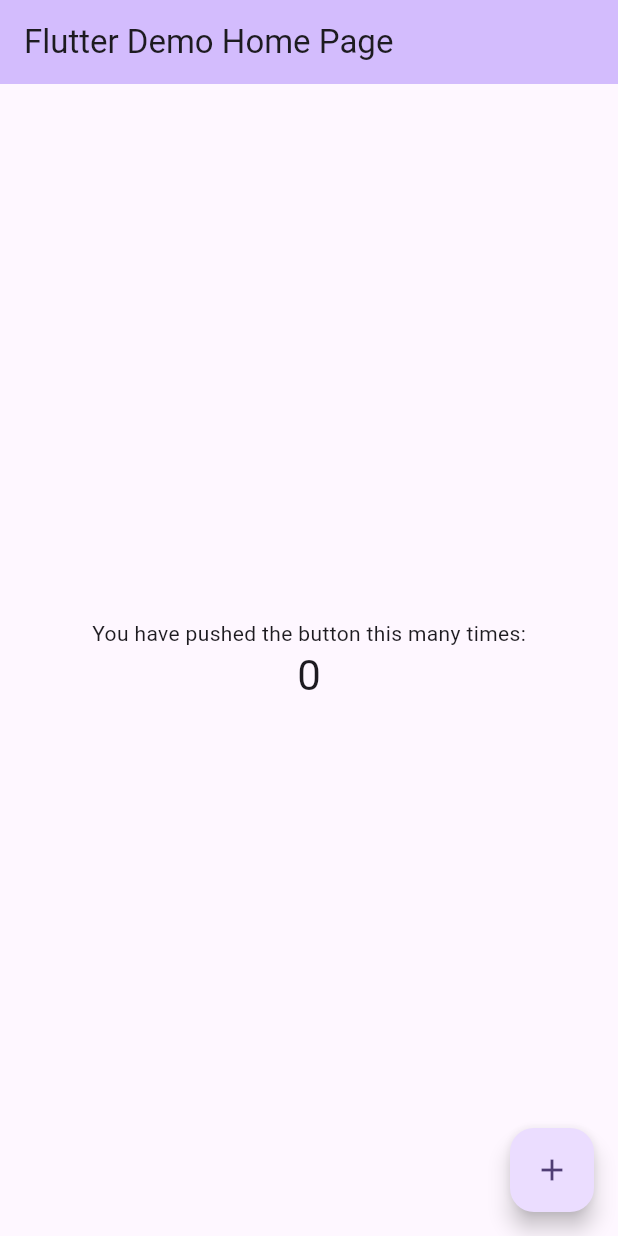
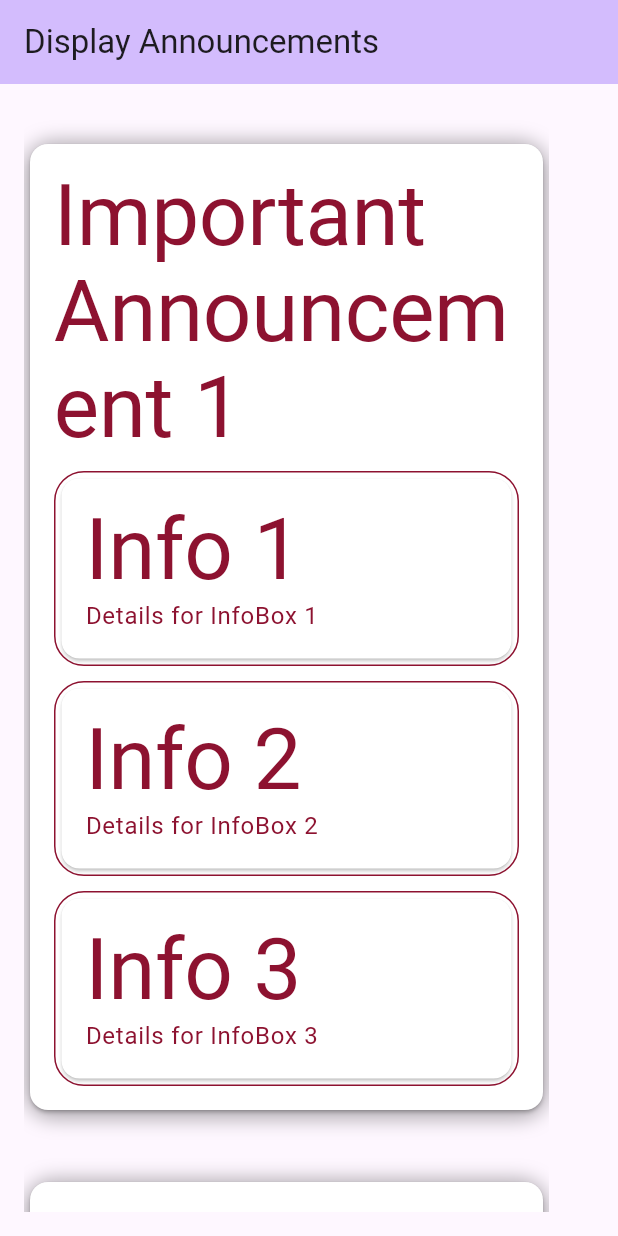
Before and after one commit to terryxiao07/sta_app, a Flutter app: the screen it shows after launch, on a phone screen of 412 x 824 dp. Run offline on Flutter 3.47's test engine with Material 3 defaults, Android fonts, the phone set to English and light mode, and no system bars.

Commit message:
created card, infobox widgets

```diff
--- a/lib/main.dart
+++ b/lib/main.dart
@@ -1,4 +1,5 @@
 import 'package:flutter/material.dart';
+import 'package:app/widgets/reusable/display_card.dart'; // Import the DisplayCard widget
 
 void main() {
   runApp(const MyApp());
@@ -7,119 +8,71 @@ void main() {
 class MyApp extends StatelessWidget {
   const MyApp({super.key});
 
-  // This widget is the root of your application.
   @override
   Widget build(BuildContext context) {
     return MaterialApp(
-      title: 'Flutter Demo',
+      title: 'Display Announcements',
       theme: ThemeData(
-        // This is the theme of your application.
-        //
-        // TRY THIS: Try running your application with "flutter run". You'll see
-        // the application has a purple toolbar. Then, without quitting the app,
-        // try changing the seedColor in the colorScheme below to Colors.green
-        // and then invoke "hot reload" (save your changes or press the "hot
-        // reload" button in a Flutter-supported IDE, or press "r" if you used
-        // the command line to start the app).
-        //
-        // Notice that the counter didn't reset back to zero; the application
-        // state is not lost during the reload. To reset the state, use hot
-        // restart instead.
-        //
-        // This works for code too, not just values: Most code changes can be
-        // tested with just a hot reload.
         colorScheme: ColorScheme.fromSeed(seedColor: Colors.deepPurple),
         useMaterial3: true,
       ),
-      home: const MyHomePage(title: 'Flutter Demo Home Page'),
+      home: const MyHomePage(),
     );
   }
 }
 
-class MyHomePage extends StatefulWidget {
-  const MyHomePage({super.key, required this.title});
-
-  // This widget is the home page of your application. It is stateful, meaning
-  // that it has a State object (defined below) that contains fields that affect
-  // how it looks.
-
-  // This class is the configuration for the state. It holds the values (in this
-  // case the title) provided by the parent (in this case the App widget) and
-  // used by the build method of the State. Fields in a Widget subclass are
-  // always marked "final".
-
-  final String title;
-
-  @override
-  State<MyHomePage> createState() => _MyHomePageState();
-}
-
-class _MyHomePageState extends State<MyHomePage> {
-  int _counter = 0;
-
-  void _incrementCounter() {
-    setState(() {
-      // This call to setState tells the Flutter framework that something has
-      // changed in this State, which causes it to rerun the build method below
-      // so that the display can reflect the updated values. If we changed
-      // _counter without calling setState(), then the build method would not be
-      // called again, and so nothing would appear to happen.
-      _counter++;
-    });
-  }
+class MyHomePage extends StatelessWidget {
+  const MyHomePage({super.key});
 
   @override
   Widget build(BuildContext context) {
-    // This method is rerun every time setState is called, for instance as done
-    // by the _incrementCounter method above.
-    //
-    // The Flutter framework has been optimized to make rerunning build methods
-    // fast, so that you can just rebuild anything that needs updating rather
-    // than having to individually change instances of widgets.
     return Scaffold(
       appBar: AppBar(
-        // TRY THIS: Try changing the color here to a specific color (to
-        // Colors.amber, perhaps?) and trigger a hot reload to see the AppBar
-        // change color while the other colors stay the same.
         backgroundColor: Theme.of(context).colorScheme.inversePrimary,
-        // Here we take the value from the MyHomePage object that was created by
-        // the App.build method, and use it to set our appbar title.
-        title: Text(widget.title),
+        title: const Text('Display Announcements'),
       ),
-      body: Center(
-        // Center is a layout widget. It takes a single child and positions it
-        // in the middle of the parent.
-        child: Column(
-          // Column is also a layout widget. It takes a list of children and
-          // arranges them vertically. By default, it sizes itself to fit its
-          // children horizontally, and tries to be as tall as its parent.
-          //
-          // Column has various properties to control how it sizes itself and
-          // how it positions its children. Here we use mainAxisAlignment to
-          // center the children vertically; the main axis here is the vertical
-          // axis because Columns are vertical (the cross axis would be
-          // horizontal).
-          //
-          // TRY THIS: Invoke "debug painting" (choose the "Toggle Debug Paint"
-          // action in the IDE, or press "p" in the console), to see the
-          // wireframe for each widget.
-          mainAxisAlignment: MainAxisAlignment.center,
-          children: <Widget>[
-            const Text(
-              'You have pushed the button this many times:',
-            ),
-            Text(
-              '$_counter',
-              style: Theme.of(context).textTheme.headlineMedium,
-            ),
-          ],
+      body: Padding(
+        padding: const EdgeInsets.all(16.0),
+        child: SingleChildScrollView(
+          child: Column(
+            children: [
+              // DisplayCard with three InfoBox announcements
+              DisplayCard(
+                title: 'Important Announcement 1',
+                name: 'John Doe',
+                message: 'There will be no classes tomorrow.',
+                infoBoxesData: [
+                  {'name': 'Info 1', 'message': 'Details for InfoBox 1'},
+                  {'name': 'Info 2', 'message': 'Details for InfoBox 2'},
+                  {'name': 'Info 3', 'message': 'Details for InfoBox 3'},
+                ],
+              ),
+              const SizedBox(height: 20),
+              DisplayCard(
+                title: 'Important Announcement 2',
+                name: 'Jane Smith',
+                message: 'The school will be closed for maintenance.',
+                infoBoxesData: [
+                  {'name': 'Info A', 'message': 'Details for InfoBox A'},
+                  {'name': 'Info B', 'message': 'Details for InfoBox B'},
+                  {'name': 'Info C', 'message': 'Details for InfoBox C'},
+                ],
+              ),
+              const SizedBox(height: 20),
+              DisplayCard(
+                title: 'Important Announcement 3',
+                name: 'Admin',
+                message: 'New semester begins next Monday.',
+                infoBoxesData: [
+                  {'name': 'Notice X', 'message': 'Details for InfoBox X'},
+                  {'name': 'Notice Y', 'message': 'Details for InfoBox Y'},
+                  {'name': 'Notice Z', 'message': 'Details for InfoBox Z'},
+                ],
+              ),
+            ],
+          ),
         ),
       ),
-      floatingActionButton: FloatingActionButton(
-        onPressed: _incrementCounter,
-        tooltip: 'Increment',
-        child: const Icon(Icons.add),
-      ), // This trailing comma makes auto-formatting nicer for build methods.
     );
   }
 }
--- a/lib/theme/styles.dart
+++ b/lib/theme/styles.dart
@@ -55,6 +55,8 @@ class Styles {
   static const BorderRadius mainBorderRadius =
       BorderRadius.all(Radius.circular(mainBorderRadiusValue));
 
+  static final BorderRadius primaryBorderRadius = BorderRadius.circular(20);
+
   /// Horizontal padding value.
   static const double mainHorizontalPadding = 24.0;
 
--- /dev/null
+++ b/lib/widgets/card.dart
@@ -0,0 +1,54 @@
+import 'package:flutter/material.dart';
+import 'package:app/theme/styles.dart';
+
+/// {@template basic_container}
+/// Reusable widget for displaying a container with a border radius and shadow.
+/// {@endtemplate}
+class BasicContainer extends StatelessWidget {
+  /// The child widget to display inside the container.
+  final Widget child;
+
+  /// Decoration for the container.
+  final Decoration? decoration;
+
+  /// Padding for the container.
+  final EdgeInsetsGeometry? padding;
+
+  /// Function to call when the user presses on the container.
+  final Function()? onPressed;
+
+  /// {@macro basic_container}
+  const BasicContainer(
+      {super.key,
+      required this.child,
+      this.decoration,
+      this.padding,
+      this.onPressed});
+
+  @override
+  Widget build(BuildContext context) {
+    Decoration decoration = this.decoration ??
+        BoxDecoration(
+            color: Styles.white,
+            borderRadius: Styles.mainBorderRadius,
+            boxShadow: Styles.normalBoxShadow);
+
+    EdgeInsetsGeometry padding =
+        this.padding ?? const EdgeInsets.all(Styles.mainInsidePadding);
+
+    Container container = Container(
+        decoration: decoration,
+        padding: padding,
+        width: MediaQuery.of(context).size.width,
+        child: child);
+
+    if (onPressed != null) {
+      return GestureDetector(
+        onTap: onPressed,
+        child: container,
+      );
+    } else {
+      return container;
+    }
+  }
+}
--- /dev/null
+++ b/lib/widgets/reusable/display_card.dart
@@ -0,0 +1,64 @@
+import 'package:flutter/material.dart';
+import 'package:app/widgets/reusable/info_box.dart';
+import 'package:app/theme/styles.dart';
+
+class DisplayCard extends StatelessWidget {
+  final String title;
+  final String name;
+  final String message;
+  final List<Map<String, String>> infoBoxesData; // List of info box data
+
+  const DisplayCard({
+    super.key,
+    required this.title,
+    required this.name,
+    required this.message,
+    required this.infoBoxesData, // Accept list of info box data
+  });
+
+  @override
+  Widget build(BuildContext context) {
+    final theme = Theme.of(context);
+
+    // Create a list of InfoBox widgets from the infoBoxesData
+    List<Widget> infoBoxes = infoBoxesData.map((infoBoxData) {
+      return InfoBox(
+        name: infoBoxData['name'] ?? '',
+        message: infoBoxData['message'] ?? '',
+      );
+    }).toList();
+
+    return Column(
+      children: [
+        Container(
+          margin: const EdgeInsets.only(top: 20.0),
+          width: 350.0,
+          height: null,
+          decoration: BoxDecoration(
+            boxShadow: Styles.normalBoxShadow,
+            borderRadius: Styles.primaryBorderRadius,
+          ),
+          child: Card(
+            color: Colors.white,
+            child: Padding(
+              padding: EdgeInsets.all(16.0),
+              child: Column(
+                mainAxisAlignment: MainAxisAlignment.start,
+                crossAxisAlignment: CrossAxisAlignment.start,
+                mainAxisSize: MainAxisSize.min,
+                children: [
+                  Text(
+                    title,
+                    style: theme.textTheme.displayLarge?.copyWith(color: Styles.primary),
+                  ),
+                  // Display the list of InfoBox widgets
+                  ...infoBoxes,
+                ],
+              ),
+            ),
+          ),
+        ),
+      ],
+    );
+  }
+}
--- /dev/null
+++ b/lib/widgets/reusable/info_box.dart
@@ -0,0 +1,35 @@
+import 'package:flutter/material.dart';
+import 'package:app/theme/styles.dart';
+
+class InfoBox extends StatelessWidget {
+  final String name;
+  final String message;
+
+  const InfoBox({super.key, required this.name, required this.message});
+  @override
+  Widget build(BuildContext context) {
+    final theme = Theme.of(context);
+    return Column(children: [
+      Container(
+        margin: const EdgeInsets.only(top: 10.0),
+        width: 350.0,
+        height: null,
+        decoration: BoxDecoration(
+          border: Border.all(color: Color(0xFF8D1230), width: 1),
+          borderRadius: BorderRadius.circular(20),
+        ),
+        child: Card(
+          color: Colors.white,
+          child: Padding(
+              padding: EdgeInsets.all(16.0),
+              child: Column(
+                mainAxisAlignment: MainAxisAlignment.start,
+                crossAxisAlignment: CrossAxisAlignment.start,
+                children: [
+                  Text(name, style: theme.textTheme.displayLarge?.copyWith(color: Styles.primary)),
+                  Text(message,style: theme.textTheme.bodyLarge?.copyWith(color: Styles.primary)), ])),
+        )
+      )
+    ]);
+  }
+}
```
Also changed, not shown: pubspec.yaml (+25 -0 lines).
